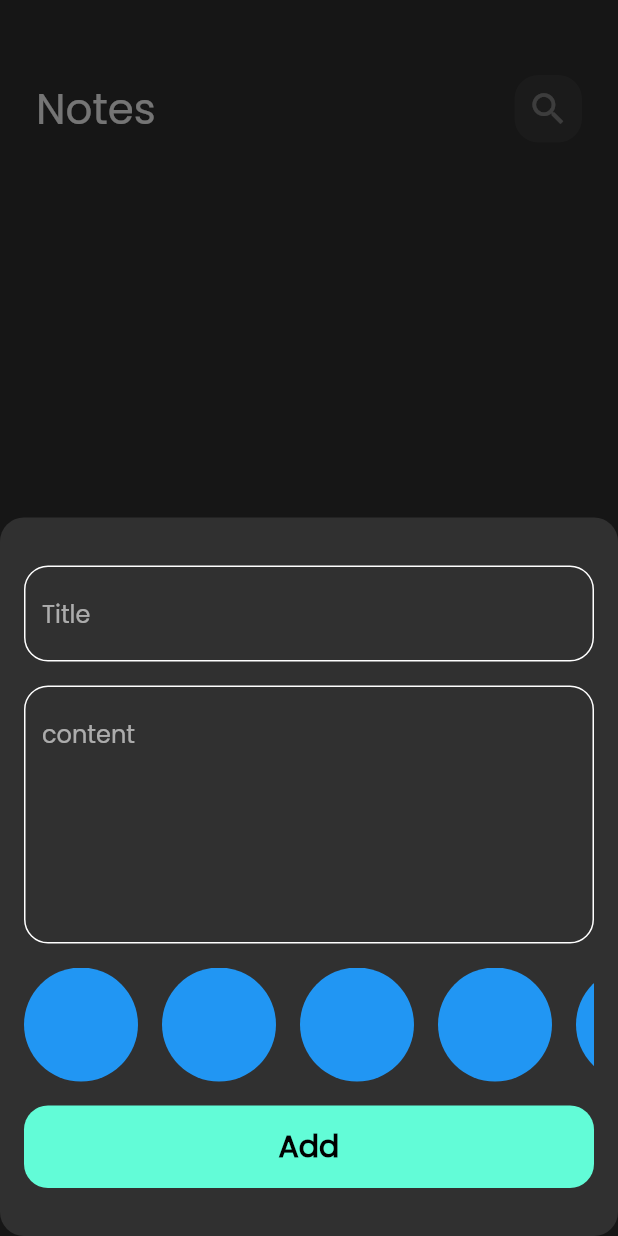
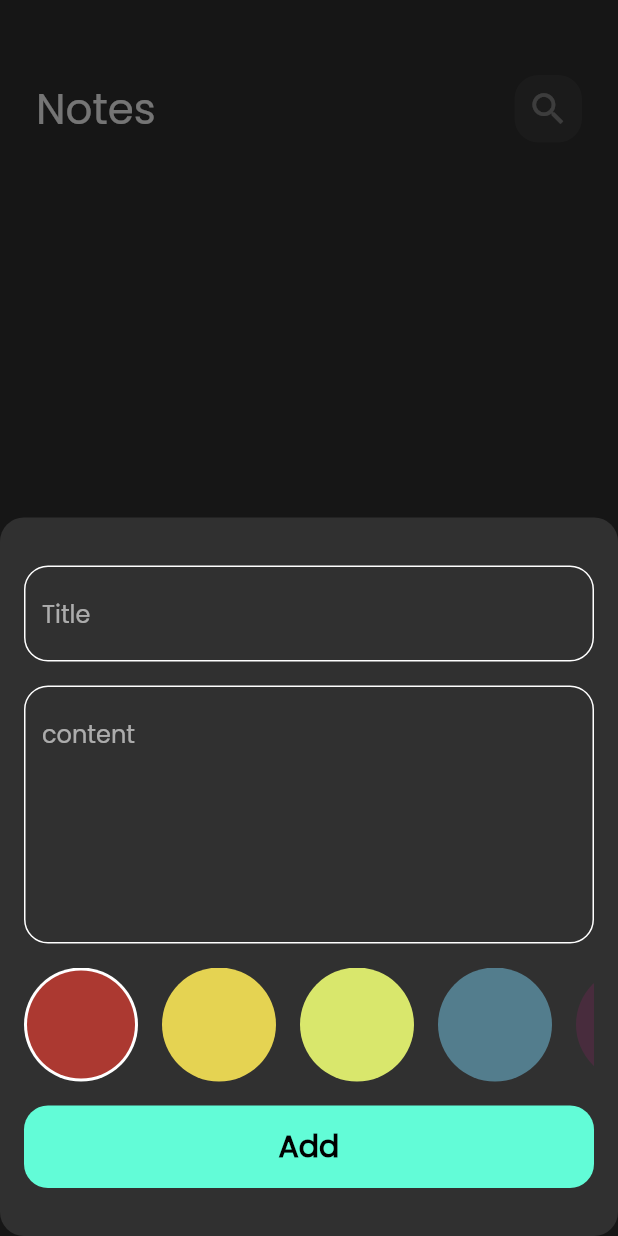
Before and after one commit to ramezAlhosni/note_app, a Flutter app: the screen it shows after launch, after a tap on the "add" icon, on a phone screen of 412 x 824 dp. Run offline on Flutter 3.47's test engine with Material 2 defaults, Android fonts, the phone set to English and light mode, and no system bars; our stand-ins replace bloc, flutter_bloc, font_awesome_flutter, hive, hive_flutter; accounts and stored records are empty.

Commit message:
add note with color done

```diff
--- a/lib/cubits/add_note_cubit/add_note_cubit.dart
+++ b/lib/cubits/add_note_cubit/add_note_cubit.dart
@@ -1,3 +1,4 @@
+import 'package:flutter/material.dart';
 import 'package:flutter_bloc/flutter_bloc.dart';
 import 'package:hive_flutter/adapters.dart';
 import 'package:note_app/constant.dart';
@@ -6,7 +7,10 @@ import 'package:note_app/models/note_model.dart';
 
 class AddNoteCubit extends Cubit<AddNoteState> {
   AddNoteCubit() : super(AddNoteInitial());
+  Color color = const Color(0xffac3931);
   addNote(NoteModel note) async {
+    note.color = color.value;
+
     emit(AddNoteLoading());
     try {
       var noteBox = Hive.box<NoteModel>(kNotesBox);
--- a/lib/cubits/notes_cubit/notes_cubit.dart
+++ b/lib/cubits/notes_cubit/notes_cubit.dart
@@ -13,7 +13,6 @@ class NotesCubit extends Cubit<NotesState> {
     var notesBox = Hive.box<NoteModel>(kNotesBox);
 
     notes = notesBox.values.toList();
-    print('cubit notes=$notes');
 
     emit(NotesSuccess());
   }
--- a/lib/views/widgets/add_note_form.dart
+++ b/lib/views/widgets/add_note_form.dart
@@ -79,7 +79,7 @@ class _AddNoteFormState extends State<AddNoteForm> {
           title: title!,
           subTitle: subTitle!,
           data: dateNow(),
-          color: Colors.blue.value);
+          color: Colors.red.value);
       BlocProvider.of<AddNoteCubit>(context).addNote(noteModel);
     } else {
       autovalidateMode = AutovalidateMode.always;
--- a/lib/views/widgets/color_list_view.dart
+++ b/lib/views/widgets/color_list_view.dart
@@ -1,30 +1,67 @@
 import 'package:flutter/material.dart';
+import 'package:flutter_bloc/flutter_bloc.dart';
+import 'package:note_app/cubits/add_note_cubit/add_note_cubit.dart';
 
 class ColorItem extends StatelessWidget {
-  const ColorItem({super.key});
-
+  const ColorItem({super.key, required this.isActive, required this.color});
+  final bool isActive;
+  final Color color;
   @override
   Widget build(BuildContext context) {
-    return const Padding(
-      padding: EdgeInsets.only(right: 16),
-      child: CircleAvatar(
-        radius: 38,
-        backgroundColor: Colors.blue,
-      ),
+    return Padding(
+      padding: const EdgeInsets.only(right: 16),
+      child: isActive
+          ? CircleAvatar(
+              radius: 38,
+              backgroundColor: Colors.white,
+              child: CircleAvatar(
+                radius: 36,
+                backgroundColor: color,
+              ),
+            )
+          : CircleAvatar(
+              radius: 38,
+              backgroundColor: color,
+            ),
     );
   }
 }
 
-class ColorsListView extends StatelessWidget {
+class ColorsListView extends StatefulWidget {
   const ColorsListView({super.key});
 
+  @override
+  State<ColorsListView> createState() => _ColorsListViewState();
+}
+
+class _ColorsListViewState extends State<ColorsListView> {
+  int currentIndex = 0;
+  List<Color> colors = const [
+    Color(0xffac3931),
+    Color(0xffe5d352),
+    Color(0xffd9e76c),
+    Color(0xff537d8d),
+    Color(0xff482c3d)
+  ];
   @override
   Widget build(BuildContext context) {
     return SizedBox(
         height: 38 * 2,
         child: ListView.builder(
+          itemCount: colors.length,
           itemBuilder: (context, index) {
-            return const ColorItem();
+            return GestureDetector(
+              onTap: () {
+                BlocProvider.of<AddNoteCubit>(context).color = colors[index];
+
+                currentIndex = index;
+                setState(() {});
+              },
+              child: ColorItem(
+                color: colors[index],
+                isActive: currentIndex == index,
+              ),
+            );
           },
           scrollDirection: Axis.horizontal,
         ));
--- a/lib/views/widgets/custom_note_item.dart
+++ b/lib/views/widgets/custom_note_item.dart
@@ -19,8 +19,7 @@ class NoteItem extends StatelessWidget {
       child: Container(
         padding: const EdgeInsets.only(left: 16, top: 24, bottom: 24),
         decoration: BoxDecoration(
-            color: const Color(0xffFFCC80),
-            borderRadius: BorderRadius.circular(16)),
+            color: Color(note.color), borderRadius: BorderRadius.circular(16)),
         child: Column(
           crossAxisAlignment: CrossAxisAlignment.end,
           children: [
--- a/lib/views/widgets/notes_list_view.dart
+++ b/lib/views/widgets/notes_list_view.dart
@@ -11,9 +11,7 @@ class NotesListView extends StatelessWidget {
   @override
   Widget build(BuildContext context) {
     return BlocConsumer<NotesCubit, NotesState>(
-      listener: (context, state) {
-        // TODO: implement listener
-      },
+      listener: (context, state) {},
       builder: (context, state) {
         return BlocBuilder<NotesCubit, NotesState>(
           builder: (context, state) {
```
